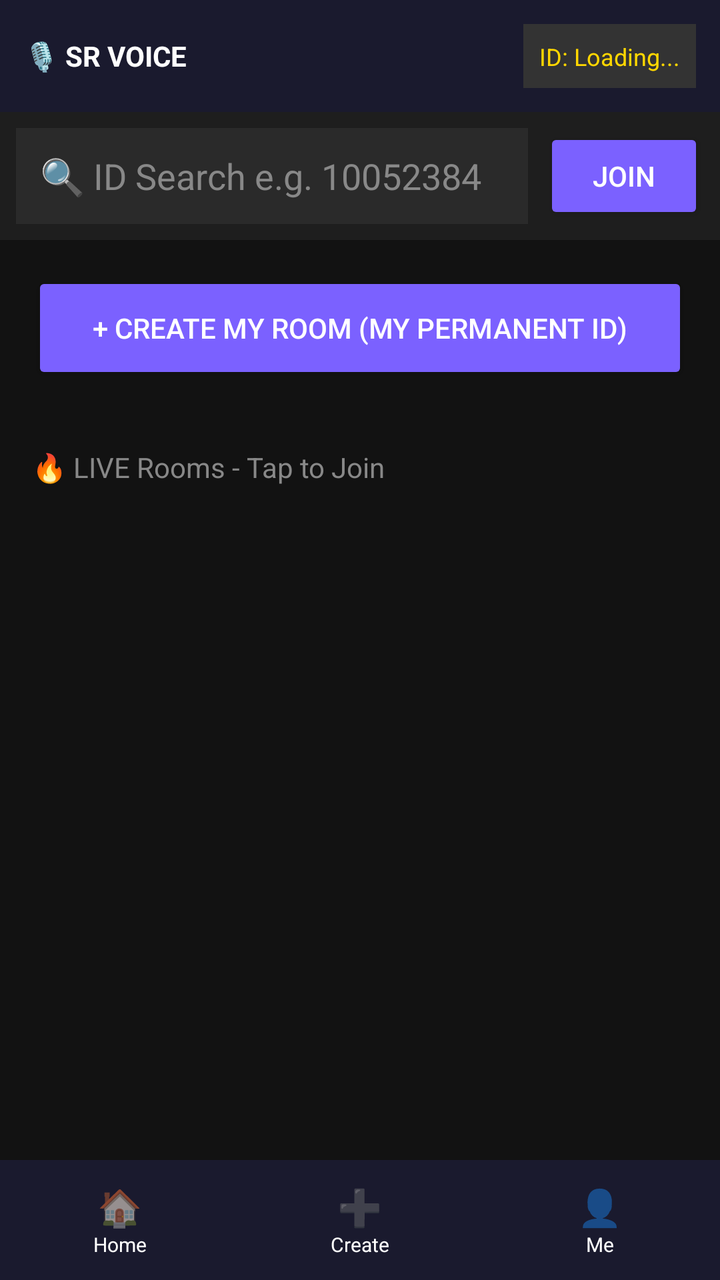
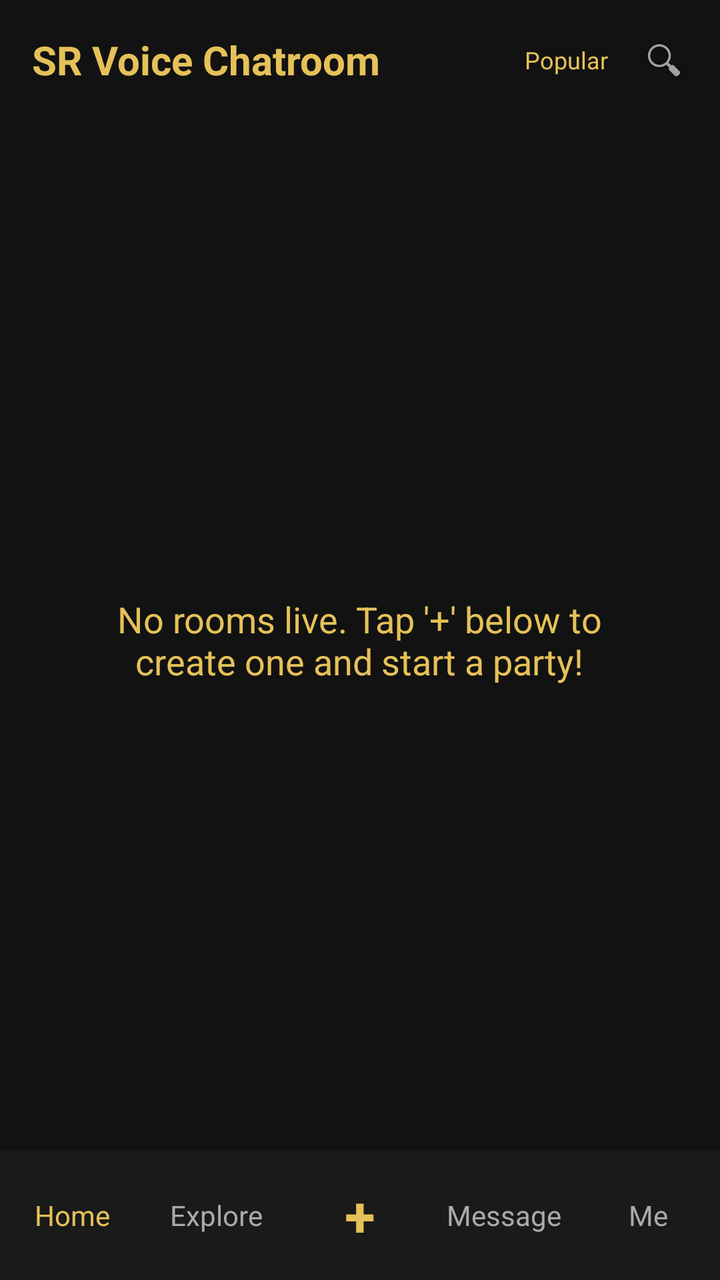

Compare the two renders of this Android layout. The source of the first and the diff that turns it into the second are given below.
<!-- AndroidManifest.xml: application theme Theme.AppCompat.Light.NoActionBar -->
<!-- res/layout/activity_home.xml -->
<?xml version="1.0" encoding="utf-8"?>
<LinearLayout xmlns:android="http://schemas.android.com/apk/res/android"
    android:layout_width="match_parent"
    android:layout_height="match_parent"
    android:orientation="vertical"
    android:background="#121212">
    <LinearLayout android:layout_width="match_parent" android:layout_height="56dp"
        android:background="#1A1A2E" android:gravity="center_vertical" android:padding="12dp">
        <TextView android:layout_width="wrap_content" android:layout_height="wrap_content" android:text="🎙️ SR VOICE" android:textColor="#FFFFFF" android:textStyle="bold"/>
        <View android:layout_width="0dp" android:layout_height="0dp" android:layout_weight="1"/>
        <TextView android:id="@+id/tvCoin" android:layout_width="wrap_content" android:layout_height="wrap_content" android:text="ID: Loading..." android:textColor="#FFD700" android:textSize="12sp" android:background="#333333" android:padding="8dp"/>
    </LinearLayout>
    <LinearLayout android:layout_width="match_parent" android:layout_height="wrap_content"
        android:orientation="horizontal" android:background="#1E1E1E" android:padding="8dp" android:gravity="center_vertical">
        <EditText android:id="@+id/etSearchId" android:layout_width="0dp" android:layout_height="48dp" android:layout_weight="1"
            android:hint="🔍 ID Search e.g. 10052384" android:textColor="#FFFFFF" android:textColorHint="#888888"
            android:background="#2A2A2A" android:padding="12dp" android:inputType="number"/>
        <Button android:id="@+id/btnSearch" android:layout_width="80dp" android:layout_height="48dp" android:text="JOIN" android:textColor="#FFFFFF" android:backgroundTint="#7B61FF" android:layout_marginStart="8dp"/>
    </LinearLayout>
    <Button android:id="@+id/btnCreateFirst" android:layout_width="match_parent" android:layout_height="56dp"
        android:text="+ Create My Room (My Permanent ID)" android:textColor="#FFFFFF" android:backgroundTint="#7B61FF" android:layout_margin="16dp"/>
    <TextView android:layout_width="wrap_content" android:layout_height="wrap_content"
        android:text="🔥 LIVE Rooms - Tap to Join" android:textColor="#888888" android:layout_margin="16dp"/>
    <ScrollView android:layout_width="match_parent" android:layout_height="0dp" android:layout_weight="1">
        <LinearLayout android:id="@+id/roomListContainer"
            android:layout_width="match_parent" android:layout_height="wrap_content"
            android:orientation="vertical" android:padding="8dp"/>
    </ScrollView>
    <LinearLayout android:layout_width="match_parent" android:layout_height="60dp" android:background="#1A1A2E" android:orientation="horizontal">
        <LinearLayout android:id="@+id/navHome" android:layout_width="0dp" android:layout_height="match_parent" android:layout_weight="1" android:gravity="center" android:orientation="vertical">
            <TextView android:layout_width="wrap_content" android:layout_height="wrap_content" android:text="🏠" android:textSize="18sp"/>
            <TextView android:layout_width="wrap_content" android:layout_height="wrap_content" android:text="Home" android:textColor="#FFFFFF" android:textSize="10sp"/>
        </LinearLayout>
        <LinearLayout android:id="@+id/navCreate" android:layout_width="0dp" android:layout_height="match_parent" android:layout_weight="1" android:gravity="center" android:orientation="vertical">
            <TextView android:layout_width="wrap_content" android:layout_height="wrap_content" android:text="➕" android:textSize="18sp"/>
            <TextView android:layout_width="wrap_content" android:layout_height="wrap_content" android:text="Create" android:textColor="#FFFFFF" android:textSize="10sp"/>
        </LinearLayout>
        <LinearLayout android:id="@+id/navMe" android:layout_width="0dp" android:layout_height="match_parent" android:layout_weight="1" android:gravity="center" android:orientation="vertical">
            <TextView android:layout_width="wrap_content" android:layout_height="wrap_content" android:text="👤" android:textSize="18sp"/>
            <TextView android:layout_width="wrap_content" android:layout_height="wrap_content" android:text="Me" android:textColor="#FFFFFF" android:textSize="10sp"/>
        </LinearLayout>
    </LinearLayout>
</LinearLayout>
<!-- resources referenced by this layout -->
<resources>

</resources>

<!-- the commit's change to res/layout/activity_home.xml (unified diff, before → after) -->
@@ -1,43 +1,117 @@
 <?xml version="1.0" encoding="utf-8"?>
-<LinearLayout xmlns:android="http://schemas.android.com/apk/res/android"
+<RelativeLayout xmlns:android="http://schemas.android.com/apk/res/android"
     android:layout_width="match_parent"
     android:layout_height="match_parent"
-    android:orientation="vertical"
     android:background="#121212">
-    <LinearLayout android:layout_width="match_parent" android:layout_height="56dp"
-        android:background="#1A1A2E" android:gravity="center_vertical" android:padding="12dp">
-        <TextView android:layout_width="wrap_content" android:layout_height="wrap_content" android:text="🎙️ SR VOICE" android:textColor="#FFFFFF" android:textStyle="bold"/>
-        <View android:layout_width="0dp" android:layout_height="0dp" android:layout_weight="1"/>
-        <TextView android:id="@+id/tvCoin" android:layout_width="wrap_content" android:layout_height="wrap_content" android:text="ID: Loading..." android:textColor="#FFD700" android:textSize="12sp" android:background="#333333" android:padding="8dp"/>
+
+    
+    <RelativeLayout
+        android:id="@+id/headerLayout"
+        android:layout_width="match_parent"
+        android:layout_height="60dp"
+        android:paddingHorizontal="16dp">
+
+        <TextView
+            android:layout_width="wrap_content"
+            android:layout_height="wrap_content"
+            android:layout_centerVertical="true"
+            android:text="SR Voice Chatroom"
+            android:textColor="#E5C158"
+            android:textSize="20sp"
+            android:textStyle="bold" />
+
+        <LinearLayout
+            android:layout_width="wrap_content"
+            android:layout_height="wrap_content"
+            android:layout_alignParentEnd="true"
+            android:layout_centerVertical="true"
+            android:gravity="center_vertical"
+            android:orientation="horizontal">
+
+            <TextView
+                android:layout_width="wrap_content"
+                android:layout_height="wrap_content"
+                android:text="Popular"
+                android:textColor="#E5C158"
+                android:textSize="12sp" />
+
+            <ImageView
+                android:layout_width="24dp"
+                android:layout_height="24dp"
+                android:layout_marginStart="16dp"
+                android:src="@android:drawable/ic_menu_search" />
+        </LinearLayout>
+    </RelativeLayout>
+
+    
+    <LinearLayout
+        android:layout_width="wrap_content"
+        android:layout_height="wrap_content"
+        android:layout_centerInParent="true"
+        android:gravity="center"
+        android:orientation="vertical"
+        android:padding="20dp">
+
+        <TextView
+            android:layout_width="wrap_content"
+            android:layout_height="wrap_content"
+            android:gravity="center"
+            android:text="No rooms live. Tap '+' below to\ncreate one and start a party!"
+            android:textColor="#E5C158"
+            android:textSize="18sp" />
     </LinearLayout>
-    <LinearLayout android:layout_width="match_parent" android:layout_height="wrap_content"
-        android:orientation="horizontal" android:background="#1E1E1E" android:padding="8dp" android:gravity="center_vertical">
-        <EditText android:id="@+id/etSearchId" android:layout_width="0dp" android:layout_height="48dp" android:layout_weight="1"
-            android:hint="🔍 ID Search e.g. 10052384" android:textColor="#FFFFFF" android:textColorHint="#888888"
-            android:background="#2A2A2A" android:padding="12dp" android:inputType="number"/>
-        <Button android:id="@+id/btnSearch" android:layout_width="80dp" android:layout_height="48dp" android:text="JOIN" android:textColor="#FFFFFF" android:backgroundTint="#7B61FF" android:layout_marginStart="8dp"/>
+
+    
+    <LinearLayout
+        android:layout_width="match_parent"
+        android:layout_height="65dp"
+        android:layout_alignParentBottom="true"
+        android:background="#1A1A1A"
+        android:gravity="center_vertical"
+        android:orientation="horizontal"
+        android:weightSum="5">
+
+        <TextView
+            android:layout_width="0dp"
+            android:layout_height="wrap_content"
+            android:layout_weight="1"
+            android:gravity="center"
+            android:text="Home"
+            android:textColor="#E5C158" />
+
+        <TextView
+            android:layout_width="0dp"
+            android:layout_height="wrap_content"
+            android:layout_weight="1"
+            android:gravity="center"
+            android:text="Explore"
+            android:textColor="#AAAAAA" />
+
+        <TextView
+            android:layout_width="0dp"
+            android:layout_height="wrap_content"
+            android:layout_weight="1"
+            android:gravity="center"
+            android:text="+"
+            android:textColor="#E5C158"
+            android:textSize="28sp"
+            android:textStyle="bold" />
+
+        <TextView
+            android:layout_width="0dp"
+            android:layout_height="wrap_content"
+            android:layout_weight="1"
+            android:gravity="center"
+            android:text="Message"
+            android:textColor="#AAAAAA" />
+
+        <TextView
+            android:layout_width="0dp"
+            android:layout_height="wrap_content"
+            android:layout_weight="1"
+            android:gravity="center"
+            android:text="Me"
+            android:textColor="#AAAAAA" />
     </LinearLayout>
-    <Button android:id="@+id/btnCreateFirst" android:layout_width="match_parent" android:layout_height="56dp"
-        android:text="+ Create My Room (My Permanent ID)" android:textColor="#FFFFFF" android:backgroundTint="#7B61FF" android:layout_margin="16dp"/>
-    <TextView android:layout_width="wrap_content" android:layout_height="wrap_content"
-        android:text="🔥 LIVE Rooms - Tap to Join" android:textColor="#888888" android:layout_margin="16dp"/>
-    <ScrollView android:layout_width="match_parent" android:layout_height="0dp" android:layout_weight="1">
-        <LinearLayout android:id="@+id/roomListContainer"
-            android:layout_width="match_parent" android:layout_height="wrap_content"
-            android:orientation="vertical" android:padding="8dp"/>
-    </ScrollView>
-    <LinearLayout android:layout_width="match_parent" android:layout_height="60dp" android:background="#1A1A2E" android:orientation="horizontal">
-        <LinearLayout android:id="@+id/navHome" android:layout_width="0dp" android:layout_height="match_parent" android:layout_weight="1" android:gravity="center" android:orientation="vertical">
-            <TextView android:layout_width="wrap_content" android:layout_height="wrap_content" android:text="🏠" android:textSize="18sp"/>
-            <TextView android:layout_width="wrap_content" android:layout_height="wrap_content" android:text="Home" android:textColor="#FFFFFF" android:textSize="10sp"/>
-        </LinearLayout>
-        <LinearLayout android:id="@+id/navCreate" android:layout_width="0dp" android:layout_height="match_parent" android:layout_weight="1" android:gravity="center" android:orientation="vertical">
-            <TextView android:layout_width="wrap_content" android:layout_height="wrap_content" android:text="➕" android:textSize="18sp"/>
-            <TextView android:layout_width="wrap_content" android:layout_height="wrap_content" android:text="Create" android:textColor="#FFFFFF" android:textSize="10sp"/>
-        </LinearLayout>
-        <LinearLayout android:id="@+id/navMe" android:layout_width="0dp" android:layout_height="match_parent" android:layout_weight="1" android:gravity="center" android:orientation="vertical">
-            <TextView android:layout_width="wrap_content" android:layout_height="wrap_content" android:text="👤" android:textSize="18sp"/>
-            <TextView android:layout_width="wrap_content" android:layout_height="wrap_content" android:text="Me" android:textColor="#FFFFFF" android:textSize="10sp"/>
-        </LinearLayout>
-    </LinearLayout>
-</LinearLayout>
+
+</RelativeLayout>
